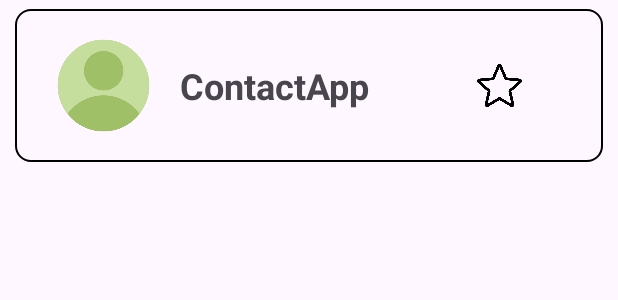
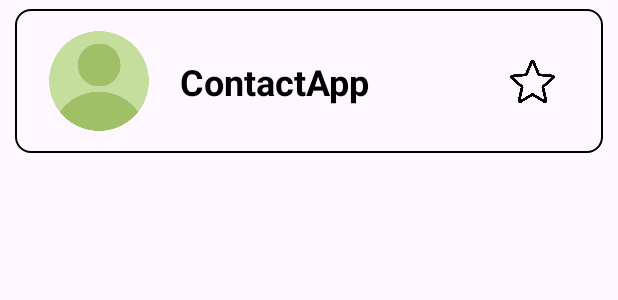
Before and after one commit to intermediate-one/Contact-App, an Android app: the layout layout_rv_user.xml on its own in the app's theme, with its tools: preview values and no code run, on a phone screen of 412 x 824 dp. Shown: the top 300 px of the screen. Run offline under Robolectric (Android 15) with nearby library versions, the phone set to English and light mode, and no system bars.

Commit message:
refactor : layout_rv_user의 별 아이콘 위치, 이름 색 : 기본 -> black, 사진 크기 6dp 증가

```diff
--- a/app/src/main/res/layout/layout_rv_user.xml
+++ b/app/src/main/res/layout/layout_rv_user.xml
@@ -12,11 +12,11 @@
 
     <com.google.android.material.imageview.ShapeableImageView
         android:id="@+id/iv_rv_user"
-        android:layout_width="70dp"
-        android:layout_height="70dp"
-        android:layout_marginStart="24dp"
-        android:layout_marginTop="16dp"
-        android:layout_marginBottom="16dp"
+        android:layout_width="76dp"
+        android:layout_height="76dp"
+        android:layout_marginStart="18dp"
+        android:layout_marginTop="10dp"
+        android:layout_marginBottom="10dp"
         android:src="@drawable/user_profile_empty"
         app:layout_constraintBottom_toBottomOf="parent"
         app:layout_constraintStart_toStartOf="parent"
@@ -29,6 +29,7 @@
         android:layout_height="wrap_content"
         android:layout_marginStart="16dp"
         android:text="@string/app_name"
+        android:textColor="@color/black"
         android:textSize="24sp"
         android:textStyle="bold"
         app:layout_constraintBottom_toBottomOf="@+id/iv_rv_user"
@@ -39,14 +40,12 @@
         android:id="@+id/iv_rv_favorite"
         android:layout_width="30dp"
         android:layout_height="30dp"
-        android:layout_marginStart="25dp"
         android:layout_marginTop="8dp"
-        android:layout_marginEnd="8dp"
+        android:layout_marginEnd="32dp"
         android:layout_marginBottom="8dp"
         android:contentDescription="btn_like"
         app:layout_constraintBottom_toBottomOf="parent"
         app:layout_constraintEnd_toEndOf="parent"
-        app:layout_constraintStart_toEndOf="@+id/tv_rv_user_name"
         app:layout_constraintTop_toTopOf="parent"
         app:srcCompat="@drawable/star_empty" />
 </androidx.constraintlayout.widget.ConstraintLayout>
```
Also changed, not shown: app/src/main/java/com/example/contactapp/adaptor/ContactListAdapter.kt (+7 -5 lines), app/src/main/java/com/example/contactapp/fragment/ContactListFragment.kt (+11 -2 lines).
